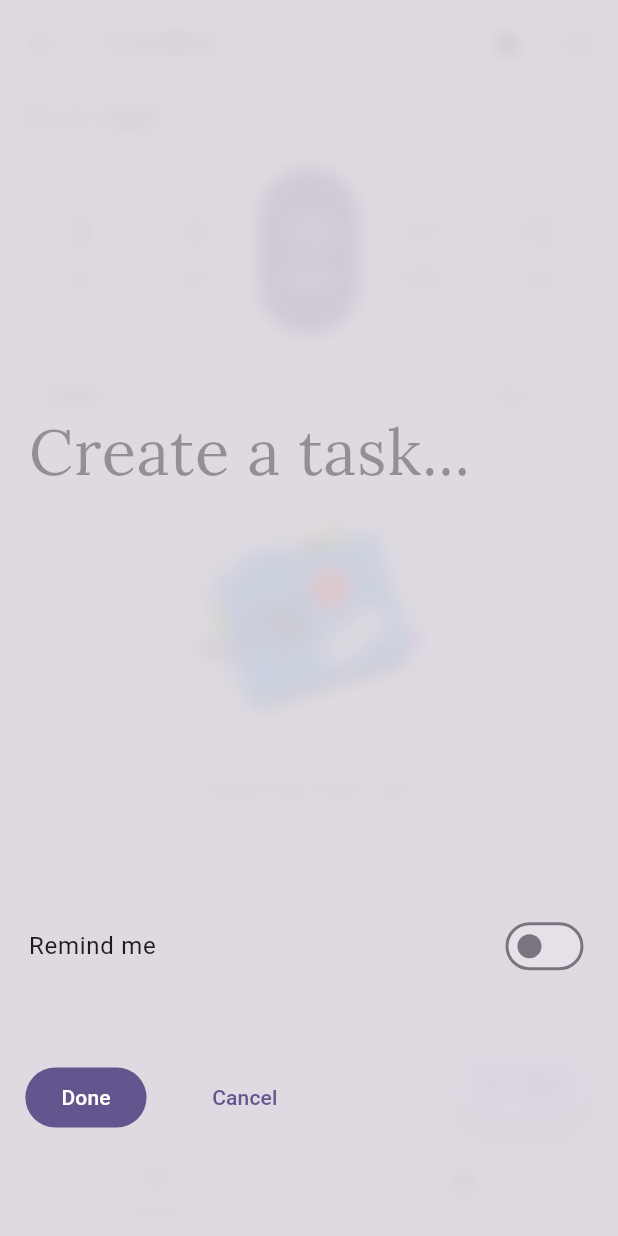
After one commit to RianneFB/on_track, a Flutter app: the StartApp screen opened by its route, after a tap on the "light mode" icon, after a tap on "New", on a phone screen of 412 x 824 dp. The commit adds this screen. Run offline on Flutter 3.47's test engine with Material 3 defaults, Android fonts, the phone set to English and light mode, and no system bars; drawn by our look-alikes of easy_date_timeline; our stand-ins replace animated_list_plus, confetti, entry, flutter_local_notifications, flutter_screenutil, flutter_slidable and 4 more; accounts and stored records are empty; Roboto replaces fonts that are missing (Geologica).

Commit message:
app completed

```diff
--- /dev/null
+++ b/lib/bindings/data_binding.dart
@@ -0,0 +1,9 @@
+import 'package:get/get.dart';
+import 'package:on_track/controllers/data_controller.dart';
+
+class DataBinding extends Bindings {
+  @override
+  void dependencies() {
+    Get.lazyPut<DataController>(() => DataController());
+  }
+}
--- /dev/null
+++ b/lib/bindings/view_binding.dart
@@ -0,0 +1,9 @@
+import 'package:get/get.dart';
+import 'package:on_track/controllers/view_controller.dart';
+
+class ViewBinding extends Bindings {
+  @override
+  void dependencies() {
+    Get.lazyPut<ViewController>(() => ViewController());
+  }
+}
--- /dev/null
+++ b/lib/controllers/data_controller.dart
@@ -0,0 +1,118 @@
+import 'dart:convert';
+
+import 'package:flutter/widgets.dart';
+import 'package:flutter_local_notifications/flutter_local_notifications.dart';
+import 'package:get/get.dart';
+import 'package:on_track/models/todo.dart';
+import 'package:on_track/models/user.dart';
+import 'package:on_track/notifications.dart';
+import 'package:shared_preferences/shared_preferences.dart';
+
+class DataController extends GetxController {
+  List<Todo> todos = <Todo>[].obs;
+  List<String> savedTodo = <String>[].obs;
+
+  var loaded = false.obs;
+
+  AppUser? user;
+
+  NotificationService notificationService = NotificationService(
+    FlutterLocalNotificationsPlugin(),
+  );
+
+  Future<void> serializeTODO() async {
+    SharedPreferences prefs = await SharedPreferences.getInstance();
+    if (savedTodo.isNotEmpty) {
+      savedTodo.clear();
+    }
+    for (int i = 0; i < todos.length; i++) {
+      String todo = json.encode(todos[i]);
+      savedTodo.add(todo);
+      await prefs.setStringList("com.chidi.TODO", savedTodo);
+    }
+  }
+
+  void deserializeTODO() async {
+    SharedPreferences prefs = await SharedPreferences.getInstance();
+    var fromMem = prefs.getStringList("com.chidi.TODO");
+    if (fromMem != null) {
+      print(fromMem);
+      todos.clear();
+      savedTodo = fromMem;
+      for (int i = 0; i < savedTodo.length; i++) {
+        Todo todo = Todo.fromJson(json.decode(savedTodo[i]));
+        todos.add(todo);
+      }
+    }
+    loaded(true);
+  }
+
+  Future<bool> getUser() async {
+    SharedPreferences prefs = await SharedPreferences.getInstance();
+    var savedUser = prefs.getString("com.chidi.TODO_USER");
+    if (savedUser != null) {
+      user = AppUser.fromJson(json.decode(savedUser));
+      return true;
+    } else {
+      return false;
+    }
+  }
+
+  Future<bool> saveUser(String name, String email, String password) async {
+    SharedPreferences prefs = await SharedPreferences.getInstance();
+    AppUser newUser = AppUser(
+      name: name,
+      email: email,
+      creationDate: DateTime.now(),
+      id: password,
+    );
+    String saveUser = json.encode(newUser);
+    await prefs.setString("com.chidi.TODO_USER", saveUser);
+    return true;
+  }
+
+  Future<void> updateTaskItemToServer(Todo todo) async {
+    for (int i = 0; i < todos.length; i++) {
+      if (todos[i].id == todo.id) {
+        todos[i] = todo;
+        break;
+      }
+    }
+    await serializeTODO();
+  }
+
+  Future<void> putTaskItemsToServer(Todo todo) async {
+    todos.add(todo);
+    await serializeTODO();
+  }
+
+  Future<void> deleteTaskItemToServer(Todo todo) async {
+    todos.removeWhere((t) => t.id == todo.id);
+    await serializeTODO();
+  }
+
+  Map<DateTime, List<Todo>> groupTodosManually() {
+    todos.sort((a, b) {
+      if (!a.isDone && b.isDone) {
+        return 1;
+      } else if (a.isDone && !b.isDone) {
+        return -1;
+      }
+      return a.createdAt.compareTo(b.createdAt);
+    });
+
+    final Map<DateTime, List<Todo>> map = {};
+
+    for (final todo in todos) {
+      // Use putIfAbsent to create a new list only if the key doesn't exist.
+      // Then, add the current todo to that key's list.
+      var date = DateTime(
+        todo.todoDate.year,
+        todo.todoDate.month,
+        todo.todoDate.day,
+      );
+      map.putIfAbsent(date, () => []).add(todo);
+    }
+    return map;
+  }
+}
--- /dev/null
+++ b/lib/controllers/view_controller.dart
@@ -0,0 +1,10 @@
+import 'dart:ui';
+
+import 'package:get/get.dart';
+
+class ViewController extends GetxController {
+  var state = Brightness.dark.obs;
+  void updateTheme(Brightness theme) {
+    state.value = theme;
+  }
+}
--- a/lib/main.dart
+++ b/lib/main.dart
@@ -2,18 +2,70 @@ import 'package:flutter/material.dart';
 import 'package:get/get.dart';
 import 'package:google_fonts/google_fonts.dart';
 import 'package:flutter_screenutil/flutter_screenutil.dart';
+import 'package:on_track/bindings/view_binding.dart';
+import 'package:on_track/controllers/view_controller.dart';
+import 'package:on_track/router.dart';
 
-void main() {
+void main() async {
+  WidgetsFlutterBinding.ensureInitialized();
+  await ScreenUtil.ensureScreenSize();
   runApp(const MainApp());
 }
 
-class MainApp extends StatelessWidget {
+class MainApp extends StatefulWidget {
   const MainApp({super.key});
 
   @override
+  State<MainApp> createState() => _MainAppState();
+}
+
+class _MainAppState extends State<MainApp> {
+  late List<ThemeData> _themes;
+  final ViewController _viewController = Get.put(ViewController());
+
+  @override
+  void initState() {
+    super.initState();
+    _generateThemes();
+  }
+
+  void _generateThemes() {
+    final themes = <ThemeData>[];
+    for (final brightness in {Brightness.light, Brightness.dark}) {
+      themes.add(
+        ThemeData(
+          brightness: brightness,
+          colorSchemeSeed: const Color.fromARGB(255, 107, 28, 253),
+          textTheme: GoogleFonts.geologicaTextTheme(
+            const TextTheme(
+              headlineLarge: TextStyle(fontWeight: FontWeight.w600),
+            ),
+          ),
+        ),
+      );
+    }
+    _themes = themes;
+  }
+
+  @override
   Widget build(BuildContext context) {
-    return const MaterialApp(
-      home: Scaffold(body: Center(child: Text('Hello World!'))),
-    );
+    ScreenUtil.init(context, designSize: const Size(390, 844));
+    return Obx(() {
+      final brightness = _viewController.state.value;
+      final themeMode = switch (brightness) {
+        Brightness.light => ThemeMode.light,
+        Brightness.dark => ThemeMode.dark,
+      };
+      return GetMaterialApp(
+        title: "On Track",
+        debugShowCheckedModeBanner: false,
+        themeMode: themeMode,
+        theme: _themes[0],
+        darkTheme: _themes[1],
+        initialRoute: '/home',
+        initialBinding: ViewBinding(),
+        getPages: appScreens,
+      );
+    });
   }
 }
--- /dev/null
+++ b/lib/models/todo.dart
@@ -0,0 +1,38 @@
+class Todo {
+  String? id;
+  DateTime todoDate;
+  DateTime createdAt;
+  String title;
+  bool isReminder;
+  bool isDone;
+  int? notificationId;
+
+  Todo({
+    this.id,
+    required this.todoDate,
+    required this.createdAt,
+    required this.title,
+    required this.isDone,
+    required this.isReminder,
+    this.notificationId,
+  });
+
+  Todo.fromJson(Map<String, dynamic> json)
+    : title = json["title"],
+      todoDate = DateTime.parse(json["todoDate"]),
+      createdAt = DateTime.parse(json["createdAt"]),
+      isReminder = json["isReminder"],
+      isDone = json["isDone"],
+      notificationId = json["notificationId"],
+      id = json["id"];
+
+  Map<String, dynamic> toJson() => {
+    "title": title,
+    "todoDate": todoDate.toIso8601String(),
+    "createdAt": createdAt.toIso8601String(),
+    "isReminder": isReminder,
+    "isDone": isDone,
+    "notificationId": notificationId,
+    "id": id,
+  };
+}
--- /dev/null
+++ b/lib/models/user.dart
@@ -0,0 +1,26 @@
+class AppUser {
+  String? id;
+  String name;
+  String email;
+  DateTime creationDate;
+
+  AppUser({
+    this.id,
+    required this.name,
+    required this.email,
+    required this.creationDate,
+  });
+
+  AppUser.fromJson(Map<String, dynamic> json)
+    : name = json["name"],
+      creationDate = DateTime.parse(json["creationDate"]),
+      email = json["email"],
+      id = json["id"];
+
+  Map<String, dynamic> toJson() => {
+    "name": name,
+    "creationDate": creationDate.toIso8601String(),
+    "email": email,
+    "id": id,
+  };
+}
--- a/lib/notifications.dart
+++ b/lib/notifications.dart
@@ -1,4 +1,5 @@
 import 'package:flutter_local_notifications/flutter_local_notifications.dart';
+import 'package:on_track/models/todo.dart';
 
 // Android notification channel
 const AndroidNotificationChannel channel = AndroidNotificationChannel(
--- /dev/null
+++ b/lib/router.dart
@@ -0,0 +1,16 @@
+import 'package:get/get.dart';
+import 'package:on_track/bindings/data_binding.dart';
+import 'package:on_track/bindings/view_binding.dart';
+import 'package:on_track/screens/signup.dart';
+import 'package:on_track/screens/splash.dart';
+import 'package:on_track/screens/start_app.dart';
+
+final List<GetPage> appScreens = [
+  GetPage(name: '/splash', page: () => SplashScreen()),
+  GetPage(name: '/auth', page: () => SignUpForm(), bindings: [DataBinding()]),
+  GetPage(
+    name: '/home',
+    page: () => StartApp(),
+    bindings: [ViewBinding(), DataBinding()],
+  ),
+];
--- a/lib/screens/profile.dart
+++ b/lib/screens/profile.dart
@@ -1,5 +1,7 @@
 import 'package:flutter/material.dart';
 import 'package:intl/intl.dart';
+import 'package:on_track/controllers/data_controller.dart';
+import 'package:on_track/widgets/todo_activity_grid.dart';
 
 class ProfileScreen extends StatefulWidget {
   final DataController dataController;
--- a/lib/screens/signup.dart
+++ b/lib/screens/signup.dart
@@ -4,6 +4,7 @@ import 'package:flutter/material.dart';
 import 'package:flutter_screenutil/flutter_screenutil.dart';
 import 'package:google_fonts/google_fonts.dart';
 import 'package:get/get.dart';
+import 'package:on_track/controllers/data_controller.dart';
 
 class SignUpForm extends StatefulWidget {
   const SignUpForm({super.key});
--- /dev/null
+++ b/lib/screens/start_app.dart
@@ -0,0 +1,80 @@
+import 'package:flutter/material.dart';
+import 'package:get/get.dart';
+import 'package:on_track/controllers/data_controller.dart';
+import 'package:on_track/controllers/view_controller.dart';
+import 'package:on_track/models/user.dart';
+import 'package:on_track/screens/onboarding.dart';
+import 'package:on_track/screens/profile.dart';
+import 'package:on_track/screens/splash.dart';
+import 'package:on_track/screens/todo.dart';
+
+class StartApp extends StatefulWidget {
+  const StartApp({super.key, this.afterAppLaunch = false});
+
+  final bool afterAppLaunch;
+
+  @override
+  State<StartApp> createState() => _StartAppState();
+}
+
+class _StartAppState extends State<StartApp> {
+  final ViewController _viewController = Get.put(ViewController());
+  final DataController _dataController = Get.put(DataController());
+  int _selectedIndex = 0;
+  final Widget _loadingScreen = const Scaffold(
+    body: Center(child: CircularProgressIndicator.adaptive()),
+  );
+
+  void _onItemTapped(int index) {
+    setState(() {
+      _selectedIndex = index;
+    });
+  }
+
+  @override
+  void initState() {
+    super.initState();
+    _dataController.deserializeTODO();
+    _dataController.getUser();
+  }
+
+  Widget _getScreen(AppUser? user) {
+    if (user == null) {
+      if (_dataController.user != null) {
+        return _loadingScreen;
+      } else {
+        return const OnboardingScreen();
+      }
+    } else {
+      return Scaffold(
+        body:
+            _selectedIndex == 0
+                ? TodoScreen(
+                  viewController: _viewController,
+                  dataController: _dataController,
+                )
+                : ProfileScreen(dataController: _dataController),
+        bottomNavigationBar: BottomNavigationBar(
+          items: const [
+            BottomNavigationBarItem(icon: Icon(Icons.list), label: 'Todos'),
+            BottomNavigationBarItem(icon: Icon(Icons.person), label: 'Profile'),
+          ],
+          currentIndex: _selectedIndex,
+          onTap: _onItemTapped,
+        ),
+      );
+    }
+  }
+
+  @override
+  Widget build(BuildContext context) {
+    return Obx(() {
+      return _dataController.loaded.value ? home() : const SplashScreen();
+    });
+  }
+
+  Widget home() {
+    _dataController.getUser();
+    return _getScreen(_dataController.user);
+  }
+}
--- /dev/null
+++ b/lib/screens/todo.dart
@@ -0,0 +1,177 @@
+import 'package:animated_list_plus/animated_list_plus.dart';
+import 'package:animated_list_plus/transitions.dart';
+import 'package:confetti/confetti.dart';
+import 'package:flutter/material.dart';
+import 'package:get/get.dart';
+import 'package:flutter_screenutil/flutter_screenutil.dart';
+import 'package:on_track/controllers/data_controller.dart';
+import 'package:on_track/controllers/view_controller.dart';
+import 'package:on_track/models/todo.dart';
+import 'package:on_track/models/user.dart';
+import 'package:on_track/widgets/calendar.dart';
+import 'package:on_track/widgets/create_todo.dart';
+import 'package:on_track/widgets/empty_title.dart';
+import 'package:on_track/widgets/signout_dialog.dart';
+import 'package:on_track/widgets/todo_tile.dart';
+
+class TodoScreen extends StatefulWidget {
+  final DataController dataController;
+  final ViewController viewController;
+  const TodoScreen({
+    super.key,
+    required this.dataController,
+    required this.viewController,
+  });
+
+  @override
+  State<TodoScreen> createState() => _TodoScreenState();
+}
+
+class _TodoScreenState extends State<TodoScreen> {
+  late DateTime _selectedDay;
+  late DateTime _lastSelectedDay;
+  late ConfettiController _confettiController;
+  late AppUser user;
+  bool _wasListCompleted = true;
+
+  @override
+  void initState() {
+    super.initState();
+    user = widget.dataController.user!;
+    final DateTime curr = DateTime.now();
+    _selectedDay = DateTime(curr.year, curr.month, curr.day);
+    _lastSelectedDay = DateTime(2023);
+    _confettiController = ConfettiController(
+      duration: const Duration(milliseconds: 500),
+    );
+  }
+
+  @override
+  void dispose() {
+    _confettiController.dispose();
+    super.dispose();
+  }
+
+  @override
+  Widget build(BuildContext context) {
+    return Obx(() {
+      final isLightTheme =
+          widget.viewController.state.value == Brightness.light;
+      return Scaffold(
+        appBar: AppBar(
+          titleSpacing: 12.w,
+          title: Text("${user.name}'s todos"),
+          actions: [
+            IconButton(
+              icon: Icon((isLightTheme) ? Icons.dark_mode : Icons.light_mode),
+              tooltip: 'Dark theme',
+              onPressed: () {
+                widget.viewController.updateTheme(
+                  (isLightTheme) ? Brightness.dark : Brightness.light,
+                );
+              },
+            ),
+            IconButton(
+              icon: const Icon(Icons.logout),
+              tooltip: 'Log out',
+              onPressed: () {
+                showDialog(
+                  context: context,
+                  builder: (ctx) => SignOutDialog(parentContext: context),
+                );
+              },
+            ),
+          ],
+        ),
+        body: SafeArea(
+          child: Column(
+            children: [
+              Padding(
+                padding: EdgeInsets.only(top: 12.h),
+                child: CalendarWidget(
+                  initialDaySelected: _selectedDay,
+                  changeDay: (DateTime day) {
+                    setState(() {
+                      _lastSelectedDay = _selectedDay;
+                      _selectedDay = DateTime(day.year, day.month, day.day);
+                      _wasListCompleted = true;
+                    });
+                  },
+                ),
+              ),
+              ConfettiWidget(
+                confettiController: _confettiController,
+                blastDirectionality: BlastDirectionality.explosive,
+                gravity: 0.2,
+                numberOfParticles: 15,
+              ),
+              Expanded(child: _todoList()),
+            ],
+          ),
+        ),
+        floatingActionButton: FloatingActionButton.extended(
+          label: const Text('New'),
+          icon: const Icon(Icons.add),
+          shape: RoundedRectangleBorder(
+            borderRadius: BorderRadius.circular(100),
+          ),
+          onPressed: () {
+            showDialog(
+              useSafeArea: false,
+              context: context,
+              builder: (BuildContext context) {
+                return CreateTodo(selectedDay: _selectedDay);
+              },
+            );
+          },
+        ),
+      );
+    });
+  }
+
+  Widget _todoList() {
+    return Obx(() {
+      final todos = widget.dataController.groupTodosManually();
+      return _processMap(todos);
+    });
+  }
+
+  Widget _processMap(Map<DateTime, List<Todo>> map) {
+    final List<Todo> list = map[_selectedDay] ?? [];
+    var insertDuration = 0;
+    var removeDuration = 0;
+    final allDoneCheck = list.every((element) => element.isDone);
+    if (!allDoneCheck && _wasListCompleted) {
+      _wasListCompleted = false;
+    }
+    if (_lastSelectedDay.compareTo(_selectedDay) != 0) {
+      _lastSelectedDay = _selectedDay;
+    } else if (list.isNotEmpty) {
+      insertDuration = 500;
+      removeDuration = 250;
+      if (allDoneCheck && !_wasListCompleted) {
+        _confettiController.play();
+        _wasListCompleted = true;
+      }
+    }
+    return list.isEmpty
+        ? const EmptyTile()
+        : ImplicitlyAnimatedList<Todo>(
+          removeDuration: Duration(milliseconds: removeDuration),
+          insertDuration: Duration(milliseconds: insertDuration),
+          items: list,
+          areItemsTheSame: (a, b) => a.id == b.id,
+          itemBuilder: (context, animation, item, index) {
+            return SizeFadeTransition(
+              sizeFraction: 0.7,
+              curve: Curves.easeInOut,
+              animation: animation,
+              child: TodoTile(
+                todo: item,
+                dataController: widget.dataController,
+              ),
+            );
+          },
+        );
+  }
+}
--- /dev/null
+++ b/lib/widgets/create_todo.dart
@@ -0,0 +1,153 @@
+import 'dart:ui';
+import 'package:get/get.dart';
+import 'package:flutter/material.dart';
+import 'package:flutter_screenutil/flutter_screenutil.dart';
+import 'package:gap/gap.dart';
+import 'package:google_fonts/google_fonts.dart';
+import 'package:on_track/controllers/data_controller.dart';
+import 'package:on_track/models/todo.dart';
+import 'package:uuid/uuid.dart';
+
+class CreateTodo extends StatefulWidget {
+  final DateTime? selectedDay;
+  final bool isEdit;
+  final Todo? todo;
+  const CreateTodo({
+    super.key,
+    this.selectedDay,
+    this.isEdit = false,
+    this.todo,
+  });
+
+  @override
+  State<CreateTodo> createState() => _CreateTodoState();
+}
+
+class _CreateTodoState extends State<CreateTodo> {
+  final DataController _dataController = Get.put(DataController());
+  final _formKey = GlobalKey<FormState>();
+  late String title;
+  late bool remindMe;
+  var uuid = Uuid();
+
+  @override
+  void initState() {
+    remindMe = widget.isEdit ? widget.todo!.isReminder : false;
+    title = widget.isEdit ? widget.todo!.title : '';
+    super.initState();
+  }
+
+  @override
+  Widget build(BuildContext context) {
+    return BackdropFilter(
+      filter: ImageFilter.blur(sigmaX: 6, sigmaY: 6),
+      child: Dialog(
+        insetPadding: EdgeInsets.zero,
+        shape: const RoundedRectangleBorder(borderRadius: BorderRadius.zero),
+        backgroundColor: Theme.of(context).colorScheme.surface.withAlpha(200),
+        surfaceTintColor: Colors.transparent,
+        child: Form(
+          key: _formKey,
+          child: Column(
+            mainAxisAlignment: MainAxisAlignment.center,
+            children: <Widget>[
+              Expanded(
+                child: Padding(
+                  padding: EdgeInsets.symmetric(horizontal: 18.w),
+                  child: TextFormField(
+                    initialValue: title,
+                    expands: true,
+                    maxLines: null,
+                    textAlignVertical: TextAlignVertical.center,
+                    style: GoogleFonts.lora(
+                      fontSize: 40.sp,
+                      fontWeight: FontWeight.w400,
+                    ),
+                    decoration: InputDecoration(
+                      border: InputBorder.none,
+                      hintText: 'Create a task...',
+                      hintStyle: TextStyle(
+                        color: Theme.of(
+                          context,
+                        ).colorScheme.onSurface.withAlpha(100),
+                      ),
+                    ),
+                    autocorrect: false,
+                    onChanged: (value) {
+                      title = value;
+                    },
+                    validator: (value) {
+                      if (value != null && value.length <= 4) {
+                        return "Task title is too short.";
+                      }
+                      return null;
+                    },
+                  ),
+                ),
+              ),
+              SwitchListTile(
+                value: remindMe,
+                contentPadding: EdgeInsets.symmetric(horizontal: 18.w),
+                onChanged: (bool newValue) {
+                  setState(() {
+                    remindMe = newValue;
+                  });
+                },
+                title: const Text('Remind me'),
+              ),
+              Gap(50.h),
+              Row(
+                crossAxisAlignment: CrossAxisAlignment.center,
+                mainAxisAlignment: MainAxisAlignment.start,
+                children: [
+                  Gap(16.w),
+                  FilledButton(
+                    onPressed: _handleSave,
+                    child: const Text('Done'),
+                  ),
+                  Gap(30.w),
+                  TextButton(
+                    onPressed: () => Navigator.pop(context),
+                    child: const Text('Cancel'),
+                  ),
+                ],
+              ),
+              Gap(70.h),
+            ],
+          ),
+        ),
+      ),
+    );
+  }
+
+  void _handleSave() {
+    if (_formKey.currentState!.validate()) {
+      if (widget.isEdit) {
+        final todo =
+            widget.todo!
+              ..title = title
+              ..isReminder = remindMe;
+        _dataController.updateTaskItemToServer(todo);
+
+        if (remindMe) {
+          _dataController.notificationService.showTaskNotification(todo);
+        }
+      } else {
+        final todo = Todo(
+          todoDate: widget.selectedDay!.toUtc(),
+          createdAt: DateTime.now().toUtc(),
+          title: title,
+          isReminder: remindMe,
+          isDone: false,
+          id: uuid.v1(),
+        );
+        _dataController.putTaskItemsToServer(todo);
+
+        if (remindMe) {
+          _dataController.notificationService.showTaskNotification(todo);
+        }
+      }
+      Navigator.pop(context);
+    }
+  }
+}
--- a/lib/widgets/todo_activity_grid.dart
+++ b/lib/widgets/todo_activity_grid.dart
@@ -1,4 +1,5 @@
 import 'package:flutter/material.dart';
+import 'package:on_track/controllers/data_controller.dart';
 
 class TodoActivityGrid extends StatefulWidget {
   final DataController dataController;
--- a/lib/widgets/todo_tile.dart
+++ b/lib/widgets/todo_tile.dart
@@ -2,6 +2,9 @@ import 'package:flutter/material.dart';
 import 'package:flutter_screenutil/flutter_screenutil.dart';
 import 'package:flutter_slidable/flutter_slidable.dart';
 import 'package:get/get.dart';
+import 'package:on_track/controllers/data_controller.dart';
+import 'package:on_track/models/todo.dart';
+import 'package:on_track/widgets/create_todo.dart';
 
 class TodoTile extends StatelessWidget {
   final Todo todo;
--- a/pubspec.yaml
+++ b/pubspec.yaml
@@ -27,6 +27,7 @@ dev_dependencies:
   flutter_test:
     sdk: flutter
   flutter_lints: ^5.0.0
+  flutter_launcher_icons: "^0.14.4"
 
 flutter:
   uses-material-design: true
```
Also changed, not shown: assets/empty.png, assets/onboarding.png, assets/todo_icon.png, pubspec.lock, 29 other files.
